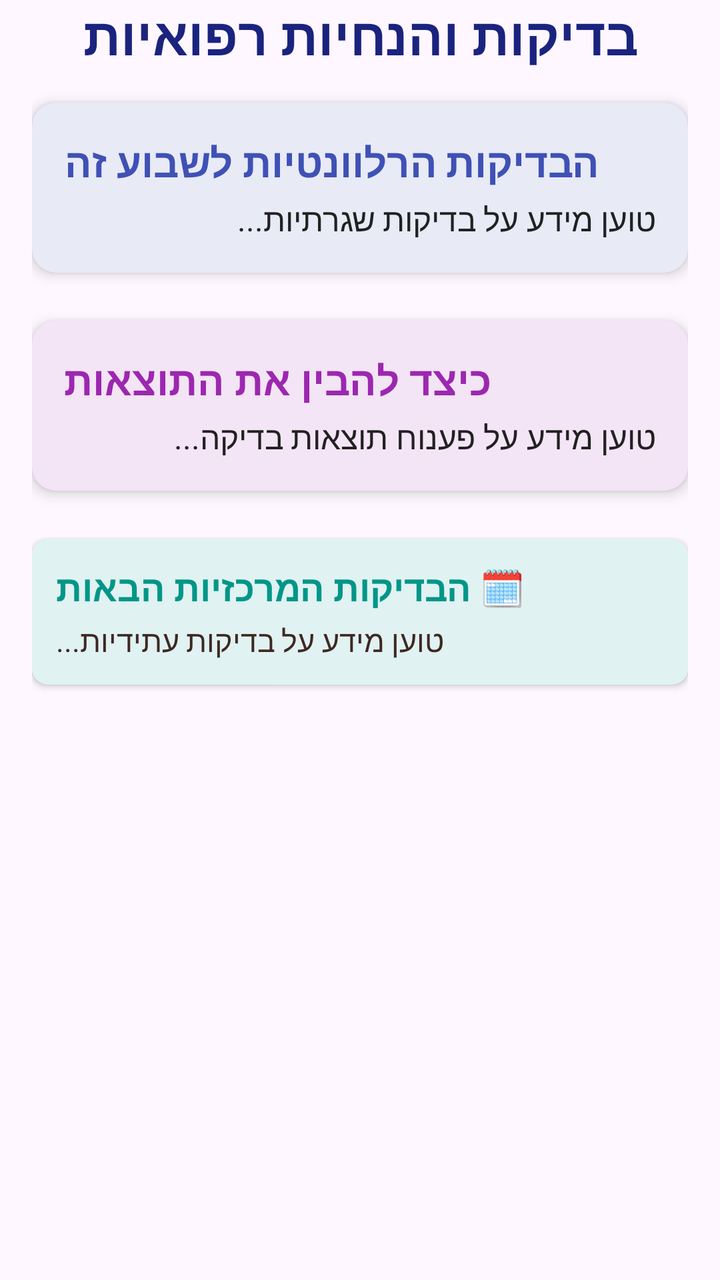
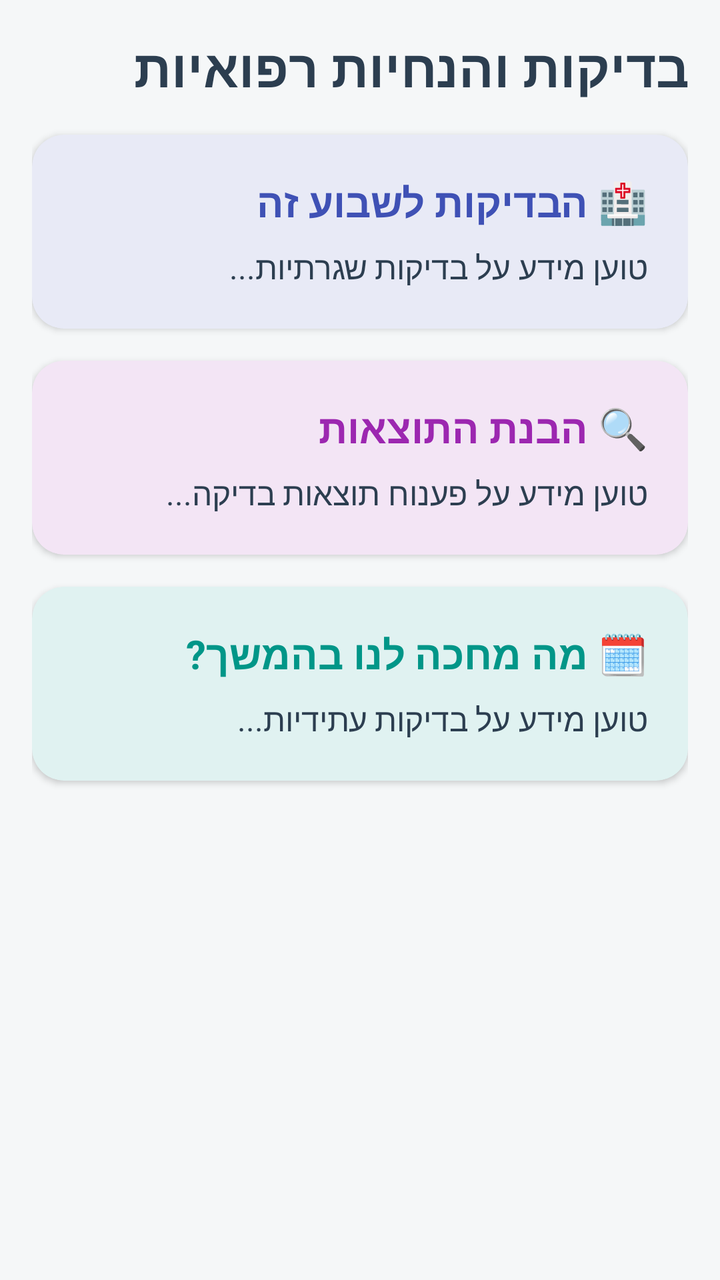

Before-and-after screenshots of an Android layout around one commit, followed by the original layout XML and the change that was made.
<!-- AndroidManifest.xml: application theme Theme.BecomingFamily -->
<!-- res/layout/fragment_tests.xml -->
<?xml version="1.0" encoding="utf-8"?>
<FrameLayout xmlns:android="http://schemas.android.com/apk/res/android"
    xmlns:tools="http://schemas.android.com/tools"
    xmlns:app="http://schemas.android.com/apk/res-auto"
    android:layout_width="match_parent"
    android:layout_height="match_parent"
    tools:context=".TestsFragment">

    <ScrollView
        android:id="@+id/scrollView"
        android:layout_width="match_parent"
        android:layout_height="match_parent"
        android:paddingStart="16dp"
        android:paddingEnd="16dp"
        android:clipToPadding="false"
        android:paddingBottom="80dp">

        <LinearLayout
            android:layout_width="match_parent"
            android:layout_height="wrap_content"
            android:orientation="vertical">

            
            <TextView
                android:id="@+id/tv_Tests_Title"
                android:layout_width="match_parent"
                android:layout_height="wrap_content"
                android:textSize="26sp"
                android:textStyle="bold"
                android:paddingBottom="16dp"
                android:textColor="#1A237E"
                android:textAlignment="center"
                android:text="בדיקות והנחיות רפואיות" />

            
            <androidx.cardview.widget.CardView
                android:layout_width="match_parent"
                android:layout_height="wrap_content"
                android:layout_marginBottom="16dp"
                app:cardCornerRadius="12dp"
                app:cardElevation="4dp"
                android:backgroundTint="#E8EAF6"> 

                <LinearLayout
                    android:layout_width="match_parent"
                    android:layout_height="wrap_content"
                    android:orientation="vertical"
                    android:padding="16dp">

                    <TextView
                        android:id="@+id/tvTestsHeader"
                        android:layout_width="wrap_content"
                        android:layout_height="wrap_content"
                        android:text="הבדיקות הרלוונטיות לשבוע זה"
                        android:textSize="20sp"
                        android:textStyle="bold"
                        android:layout_marginBottom="4dp"
                        android:textColor="#3F51B5" /> 

                    <TextView
                        android:id="@+id/tvTestsContent"
                        android:layout_width="match_parent"
                        android:layout_height="wrap_content"
                        android:textSize="16sp"
                        android:textColor="#212121"
                        android:lineSpacingExtra="3dp"
                        android:text="טוען מידע על בדיקות שגרתיות..."/>
                </LinearLayout>
            </androidx.cardview.widget.CardView>

            
            <androidx.cardview.widget.CardView
                android:layout_width="match_parent"
                android:layout_height="wrap_content"
                android:layout_marginTop="8dp"
                android:layout_marginBottom="16dp"
                app:cardCornerRadius="12dp"
                app:cardElevation="4dp"
                android:backgroundTint="#F3E5F5"> 

                <LinearLayout
                    android:layout_width="match_parent"
                    android:layout_height="wrap_content"
                    android:orientation="vertical"
                    android:padding="16dp">

                    <TextView
                        android:id="@+id/tvResultsHeader"
                        android:layout_width="wrap_content"
                        android:layout_height="wrap_content"
                        android:text="כיצד להבין את התוצאות"
                        android:textSize="20sp"
                        android:textStyle="bold"
                        android:layout_marginBottom="4dp"
                        android:textColor="#9C27B0" /> 

                    <TextView
                        android:id="@+id/tvResultsContent"
                        android:layout_width="match_parent"
                        android:layout_height="wrap_content"
                        android:textSize="16sp"
                        android:textColor="#212121"
                        android:lineSpacingExtra="3dp"
                        android:text="טוען מידע על פענוח תוצאות בדיקה..."/>
                </LinearLayout>
            </androidx.cardview.widget.CardView>

            
            <androidx.cardview.widget.CardView
                android:layout_width="match_parent"
                android:layout_height="wrap_content"
                android:layout_marginTop="8dp"
                android:layout_marginBottom="16dp"
                app:cardCornerRadius="8dp"
                app:cardElevation="2dp"
                app:contentPadding="12dp"
                android:backgroundTint="#E0F2F1"> 

                <LinearLayout
                    android:layout_width="match_parent"
                    android:layout_height="wrap_content"
                    android:orientation="vertical">

                    <TextView
                        android:layout_width="wrap_content"
                        android:layout_height="wrap_content"
                        android:text="🗓️ הבדיקות המרכזיות הבאות"
                        android:textSize="18sp"
                        android:textStyle="bold"
                        android:textColor="#009688"
                        android:layout_marginBottom="4dp" />

                    <TextView
                        android:id="@+id/tvUpcomingTestsContent"
                        android:layout_width="wrap_content"
                        android:layout_height="wrap_content"
                        android:textSize="15sp"
                        android:textColor="#3E2723"
                        android:text="טוען מידע על בדיקות עתידיות..."/>
                </LinearLayout>
            </androidx.cardview.widget.CardView>

        </LinearLayout>
    </ScrollView>

    <ProgressBar
        android:id="@+id/progressBar"
        android:layout_width="wrap_content"
        android:layout_height="wrap_content"
        android:layout_gravity="center"
        android:visibility="gone" />
</FrameLayout>
<!-- resources referenced by this layout -->
<resources>
  <style name="Theme.BecomingFamily" parent="Base.Theme.BecomingFamily" />
  <style name="Base.Theme.BecomingFamily" parent="Theme.Material3.DayNight.NoActionBar">
          
          
      </style>
</resources>

<!-- the commit's change to res/layout/fragment_tests.xml (unified diff, before → after) -->
@@ -4,16 +4,19 @@
     xmlns:app="http://schemas.android.com/apk/res-auto"
     android:layout_width="match_parent"
     android:layout_height="match_parent"
+    android:background="@color/background_soft"
+    android:layoutDirection="rtl"
     tools:context=".TestsFragment">
 
     <ScrollView
         android:id="@+id/scrollView"
         android:layout_width="match_parent"
         android:layout_height="match_parent"
+        android:clipToPadding="false"
+        android:paddingBottom="80dp"
         android:paddingStart="16dp"
         android:paddingEnd="16dp"
-        android:clipToPadding="false"
-        android:paddingBottom="80dp">
+        android:paddingTop="16dp">
 
         <LinearLayout
             android:layout_width="match_parent"
@@ -25,46 +28,46 @@
                 android:id="@+id/tv_Tests_Title"
                 android:layout_width="match_parent"
                 android:layout_height="wrap_content"
+                android:paddingBottom="16dp"
+                android:text="בדיקות והנחיות רפואיות"
+                android:textAlignment="viewStart"
+                android:textColor="@color/text_primary"
                 android:textSize="26sp"
-                android:textStyle="bold"
-                android:paddingBottom="16dp"
-                android:textColor="#1A237E"
-                android:textAlignment="center"
-                android:text="בדיקות והנחיות רפואיות" />
+                android:textStyle="bold" />
 
             
             <androidx.cardview.widget.CardView
                 android:layout_width="match_parent"
                 android:layout_height="wrap_content"
                 android:layout_marginBottom="16dp"
-                app:cardCornerRadius="12dp"
-                app:cardElevation="4dp"
-                android:backgroundTint="#E8EAF6"> 
+                app:cardCornerRadius="16dp"
+                app:cardElevation="2dp"
+                android:backgroundTint="#E8EAF6">
 
                 <LinearLayout
                     android:layout_width="match_parent"
                     android:layout_height="wrap_content"
                     android:orientation="vertical"
-                    android:padding="16dp">
+                    android:padding="20dp">
 
                     <TextView
                         android:id="@+id/tvTestsHeader"
                         android:layout_width="wrap_content"
                         android:layout_height="wrap_content"
-                        android:text="הבדיקות הרלוונטיות לשבוע זה"
+                        android:layout_marginBottom="8dp"
+                        android:text="🏥 הבדיקות לשבוע זה"
+                        android:textColor="#3F51B5"
                         android:textSize="20sp"
-                        android:textStyle="bold"
-                        android:layout_marginBottom="4dp"
-                        android:textColor="#3F51B5" /> 
+                        android:textStyle="bold" />
 
                     <TextView
                         android:id="@+id/tvTestsContent"
                         android:layout_width="match_parent"
                         android:layout_height="wrap_content"
+                        android:lineSpacingExtra="4dp"
+                        android:textColor="@color/text_primary"
                         android:textSize="16sp"
-                        android:textColor="#212121"
-                        android:lineSpacingExtra="3dp"
-                        android:text="טוען מידע על בדיקות שגרתיות..."/>
+                        android:text="טוען מידע על בדיקות שגרתיות..." />
                 </LinearLayout>
             </androidx.cardview.widget.CardView>
 
@@ -72,36 +75,35 @@
             <androidx.cardview.widget.CardView
                 android:layout_width="match_parent"
                 android:layout_height="wrap_content"
-                android:layout_marginTop="8dp"
                 android:layout_marginBottom="16dp"
-                app:cardCornerRadius="12dp"
-                app:cardElevation="4dp"
-                android:backgroundTint="#F3E5F5"> 
+                app:cardCornerRadius="16dp"
+                app:cardElevation="2dp"
+                android:backgroundTint="#F3E5F5">
 
                 <LinearLayout
                     android:layout_width="match_parent"
                     android:layout_height="wrap_content"
                     android:orientation="vertical"
-                    android:padding="16dp">
+                    android:padding="20dp">
 
                     <TextView
                         android:id="@+id/tvResultsHeader"
                         android:layout_width="wrap_content"
                         android:layout_height="wrap_content"
-                        android:text="כיצד להבין את התוצאות"
+                        android:layout_marginBottom="8dp"
+                        android:text="🔍 הבנת התוצאות"
+                        android:textColor="#9C27B0"
                         android:textSize="20sp"
-                        android:textStyle="bold"
-                        android:layout_marginBottom="4dp"
-                        android:textColor="#9C27B0" /> 
+                        android:textStyle="bold" />
 
                     <TextView
                         android:id="@+id/tvResultsContent"
                         android:layout_width="match_parent"
                         android:layout_height="wrap_content"
+                        android:lineSpacingExtra="4dp"
+                        android:textColor="@color/text_primary"
                         android:textSize="16sp"
-                        android:textColor="#212121"
-                        android:lineSpacingExtra="3dp"
-                        android:text="טוען מידע על פענוח תוצאות בדיקה..."/>
+                        android:text="טוען מידע על פענוח תוצאות בדיקה..." />
                 </LinearLayout>
             </androidx.cardview.widget.CardView>
 
@@ -109,34 +111,34 @@
             <androidx.cardview.widget.CardView
                 android:layout_width="match_parent"
                 android:layout_height="wrap_content"
-                android:layout_marginTop="8dp"
                 android:layout_marginBottom="16dp"
-                app:cardCornerRadius="8dp"
+                app:cardCornerRadius="16dp"
                 app:cardElevation="2dp"
-                app:contentPadding="12dp"
-                android:backgroundTint="#E0F2F1"> 
+                android:backgroundTint="#E0F2F1">
 
                 <LinearLayout
                     android:layout_width="match_parent"
                     android:layout_height="wrap_content"
-                    android:orientation="vertical">
+                    android:orientation="vertical"
+                    android:padding="20dp">
 
                     <TextView
                         android:layout_width="wrap_content"
                         android:layout_height="wrap_content"
-                        android:text="🗓️ הבדיקות המרכזיות הבאות"
-                        android:textSize="18sp"
-                        android:textStyle="bold"
+                        android:layout_marginBottom="8dp"
+                        android:text="🗓️ מה מחכה לנו בהמשך?"
                         android:textColor="#009688"
-                        android:layout_marginBottom="4dp" />
+                        android:textSize="20sp"
+                        android:textStyle="bold" />
 
                     <TextView
                         android:id="@+id/tvUpcomingTestsContent"
-                        android:layout_width="wrap_content"
+                        android:layout_width="match_parent"
                         android:layout_height="wrap_content"
-                        android:textSize="15sp"
-                        android:textColor="#3E2723"
-                        android:text="טוען מידע על בדיקות עתידיות..."/>
+                        android:lineSpacingExtra="4dp"
+                        android:textColor="@color/text_primary"
+                        android:textSize="16sp"
+                        android:text="טוען מידע על בדיקות עתידיות..." />
                 </LinearLayout>
             </androidx.cardview.widget.CardView>
 
<!-- resource entries referenced after the edit -->
@@ -1,9 +1,26 @@
 <!-- resources referenced by this layout -->
 <resources>
+  <color name="background_soft">#F5F7F8</color>
+  <color name="text_primary">#2C3E50</color>
   <style name="Theme.BecomingFamily" parent="Base.Theme.BecomingFamily" />
   <style name="Base.Theme.BecomingFamily" parent="Theme.Material3.DayNight.NoActionBar">
           
+          <item name="colorPrimary">@color/primary</item>
+          <item name="colorPrimaryVariant">@color/primary_dark</item>
+          <item name="colorOnPrimary">@color/white</item>
           
+          <item name="colorSecondary">@color/accent</item>
+          <item name="colorSecondaryVariant">@color/accent</item>
+          <item name="colorOnSecondary">@color/black</item>
+          
+          <item name="android:statusBarColor">@color/primary_dark</item>
+  
+          <item name="android:windowBackground">@color/background_soft</item>
       </style>
+  <color name="primary">#FF80CBC4</color>
+  <color name="primary_dark">#FF4DB6AC</color>
+  <color name="white">#FFFFFFFF</color>
+  <color name="accent">#FF81C784</color>
+  <color name="black">#FF000000</color>
 </resources>
 
